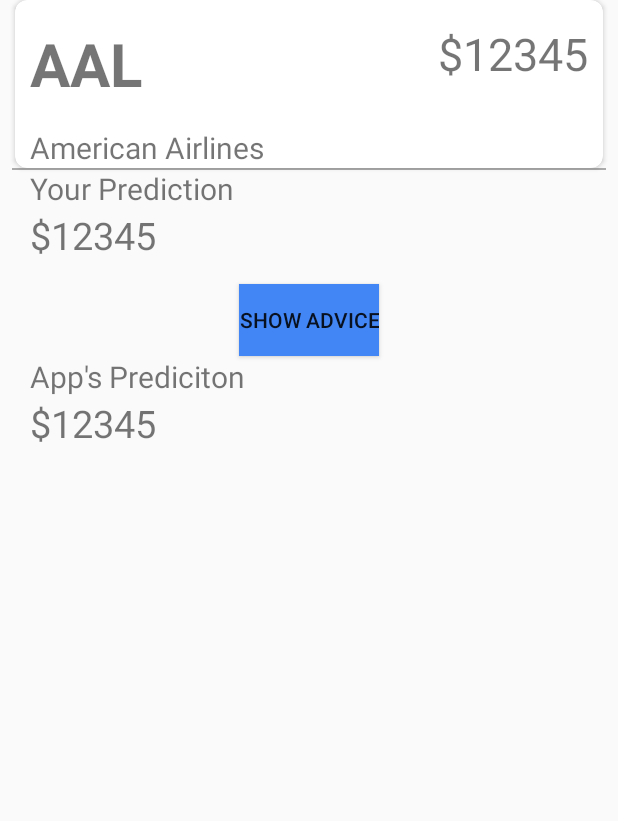
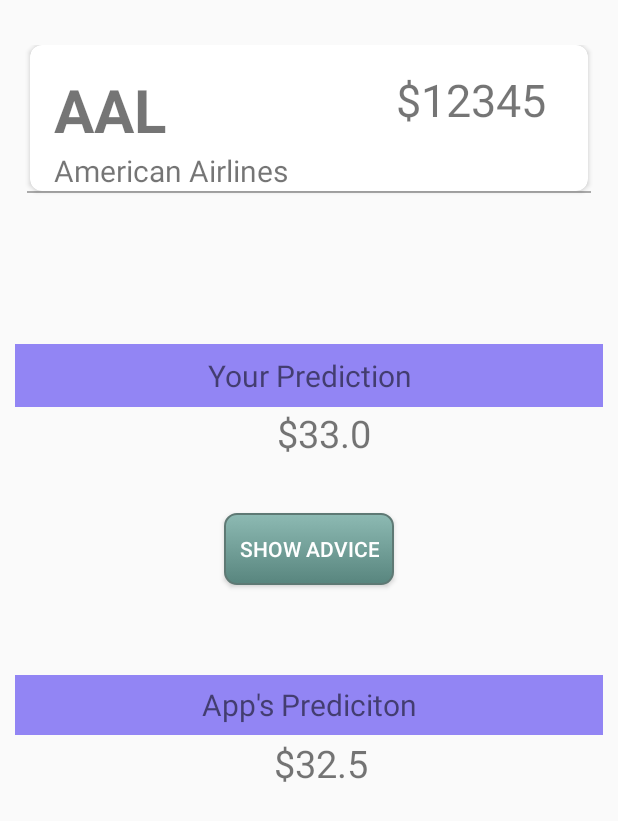
Before and after one commit to maiquynhtruong/Senior-Design, an Android app: the layout activity_stock_details.xml on its own in the app's theme, with its tools: preview values and no code run, on a phone screen of 412 x 824 dp. Shown: the top 821 px of the screen. Run offline under Robolectric (Android 15) with nearby library versions, the phone set to English and light mode, and no system bars.

Commit message:
changed UI

```diff
--- /dev/null
+++ b/android-stock-advisor/app/src/main/res/drawable/mybutton.xml
@@ -0,0 +1,24 @@
+<?xml version="1.0" encoding="utf-8"?>
+<selector xmlns:android="http://schemas.android.com/apk/res/android" >
+    <item android:state_pressed="true" >
+        <shape android:shape="rectangle"  >
+            <corners android:radius="8dip" />
+            <stroke android:width="1dip" android:color="#5e7974" />
+            <gradient android:angle="-90" android:startColor="#345953" android:endColor="#689a92"  />
+        </shape>
+    </item>
+    <item android:state_focused="true">
+        <shape android:shape="rectangle"  >
+            <corners android:radius="8dip" />
+            <stroke android:width="1dip" android:color="#5e7974" />
+            <solid android:color="#58857e"/>
+        </shape>
+    </item>
+    <item >
+        <shape android:shape="rectangle"  >
+            <corners android:radius="8dip" />
+            <stroke android:width="1dip" android:color="#5e7974" />
+            <gradient android:angle="-90" android:startColor="#8dbab3" android:endColor="#58857e" />
+        </shape>
+    </item>
+</selector>
--- a/android-stock-advisor/app/src/main/res/layout/activity_stock_details.xml
+++ b/android-stock-advisor/app/src/main/res/layout/activity_stock_details.xml
@@ -3,12 +3,16 @@
     android:layout_width="match_parent"
     android:layout_height="match_parent"
     xmlns:app="http://schemas.android.com/apk/res-auto"
-    xmlns:tools="http://schemas.android.com/tools">
+    xmlns:tools="http://schemas.android.com/tools"
+    android:layout_marginTop="30dp"
+    android:layout_marginLeft="10dp"
+    android:layout_marginRight="10dp">
 
     <include
         android:id="@+id/stock_card"
         layout="@layout/stock_card"
-        />
+        tools:layout_editor_absoluteX="11dp"
+        tools:layout_editor_absoluteY="29dp" />
 
     <View
         android:id="@+id/view"
@@ -20,22 +24,28 @@
         app:layout_constraintEnd_toEndOf="parent"
         app:layout_constraintStart_toStartOf="parent"
         app:layout_constraintTop_toBottomOf="@+id/stock_card"
-        tools:layout_editor_absoluteX="0dp" />
+        tools:layout_editor_absoluteX="0dp"
+        />
+
     <TextView
         android:id="@+id/user_prediction_text"
         android:layout_width="match_parent"
-        android:layout_height="wrap_content"
+        android:layout_height="42dp"
+        android:layout_marginTop="102dp"
+        android:background="@color/google_blue"
+        android:text="Your Prediction"
+        android:textSize="20sp"
         app:layout_constraintTop_toBottomOf="@id/stock_card"
-        android:textSize="20sp"
-        android:text="Your Prediction"
-        android:layout_marginStart="20dp"/>
+        tools:layout_editor_absoluteX="0dp"
+        android:gravity="center" />
 
     <TextView
         android:id="@+id/user_prediction"
         android:layout_width="match_parent"
         android:layout_height="wrap_content"
-        android:text="$12345"
+        android:text="$33.0"
         android:textSize="25sp"
+        android:gravity="center"
         android:layout_marginStart="20dp"
         app:layout_constraintTop_toBottomOf="@id/user_prediction_text"/>
 
@@ -43,32 +53,37 @@
         android:id="@+id/show_advice_btn"
         android:layout_width="wrap_content"
         android:layout_height="wrap_content"
-        android:background="@color/google_blue"
+        android:layout_marginTop="36dp"
+        android:background="@drawable/mybutton"
+        android:padding="10dp"
         android:text="SHOW ADVICE"
-        android:layout_marginTop="15dp"
-        app:layout_constraintTop_toBottomOf="@id/user_prediction"
+        android:textColor="#ffffff"
+        app:layout_constraintEnd_toEndOf="parent"
+        app:layout_constraintHorizontal_bias="0.501"
         app:layout_constraintStart_toStartOf="parent"
-        app:layout_constraintEnd_toEndOf="parent"
-        />
+        app:layout_constraintTop_toBottomOf="@id/user_prediction" />
 
     <TextView
         android:id="@+id/app_prediction_text"
         android:layout_width="match_parent"
-        android:layout_height="wrap_content"
+        android:layout_height="40dp"
+        android:layout_marginTop="60dp"
+        android:background="@color/google_blue"
+        android:text="App's Prediciton"
+        android:textSize="20sp"
+        app:layout_constraintStart_toStartOf="parent"
         app:layout_constraintTop_toBottomOf="@id/show_advice_btn"
-        app:layout_constraintStart_toStartOf="parent"
-        android:textSize="20sp"
-        android:layout_marginStart="20dp"
-        android:text="App's Prediciton" />
+        android:gravity="center" />
 
     <TextView
         android:id="@+id/app_prediction"
         android:layout_width="match_parent"
-        android:layout_height="wrap_content"
+        android:layout_height="37dp"
+        android:layout_marginStart="16dp"
+        android:text="$32.5"
+        android:textSize="25sp"
+        app:layout_constraintStart_toStartOf="parent"
         app:layout_constraintTop_toBottomOf="@id/app_prediction_text"
-        android:text="$12345"
-        android:textSize="25sp"
-        android:layout_marginStart="20dp"
-        />
+        android:gravity="center" />
 
 </android.support.constraint.ConstraintLayout>
--- a/android-stock-advisor/app/src/main/res/layout/stock_card.xml
+++ b/android-stock-advisor/app/src/main/res/layout/stock_card.xml
@@ -12,8 +12,7 @@
     android:elevation="4dp"
     >
 
-    <android.support.constraint.ConstraintLayout
-        xmlns:android="http://schemas.android.com/apk/res/android"
+    <android.support.constraint.ConstraintLayout xmlns:android="http://schemas.android.com/apk/res/android"
         android:layout_width="match_parent"
         android:layout_height="match_parent">
 
@@ -22,38 +21,33 @@
             android:id="@+id/ticker_symbol"
             android:layout_width="wrap_content"
             android:layout_height="wrap_content"
-            app:layout_constraintTop_toTopOf="parent"
-            app:layout_constraintStart_toStartOf="parent"
-            android:layout_marginStart="10dp"
-            android:layout_marginEnd="10dp"
-            android:layout_marginTop="15dp"
-            android:layout_marginBottom="15dp"
+            android:layout_marginStart="16dp"
+            android:layout_marginTop="16dp"
+            android:text="AAL"
             android:textSize="40sp"
             android:textStyle="bold"
-            android:text="AAL"/>
+            app:layout_constraintStart_toStartOf="parent"
+            app:layout_constraintTop_toTopOf="parent" />
+
         <TextView
             android:id="@+id/stock_name"
             android:layout_width="wrap_content"
             android:layout_height="wrap_content"
-            app:layout_constraintTop_toBottomOf="@id/ticker_symbol"
+            android:layout_marginStart="16dp"
+            android:text="American Airlines"
+            android:textSize="20sp"
             app:layout_constraintStart_toStartOf="parent"
-            android:layout_marginStart="10dp"
-            android:layout_marginEnd="10dp"
-            android:layout_marginTop="15dp"
-            android:layout_marginBottom="15dp"
-            android:textSize="20sp"
-            android:text="American Airlines"/>
+            app:layout_constraintTop_toBottomOf="@id/ticker_symbol" />
+
         <TextView
             android:id="@+id/stock_price"
             android:layout_width="wrap_content"
             android:layout_height="wrap_content"
+            android:layout_marginTop="16dp"
+            android:layout_marginRight="28dp"
+            android:text="$12345"
+            android:textSize="30sp"
             app:layout_constraintRight_toRightOf="parent"
-            app:layout_constraintTop_toTopOf="parent"
-            android:layout_marginStart="10dp"
-            android:layout_marginEnd="10dp"
-            android:layout_marginTop="15dp"
-            android:layout_marginBottom="15dp"
-            android:textSize="30sp"
-            android:text="$12345"/>
+            app:layout_constraintTop_toTopOf="parent" />
     </android.support.constraint.ConstraintLayout>
 </android.support.v7.widget.CardView>
--- a/android-stock-advisor/app/src/main/res/values/colors.xml
+++ b/android-stock-advisor/app/src/main/res/values/colors.xml
@@ -6,7 +6,7 @@
 
 
     <!-- Google Logo Color -->
-    <color name="google_blue">#4285F4</color>
+    <color name="google_blue">#9285F4</color>
     <color name="google_green">#34A853</color>
     <color name="google_yellow">#FBBC05</color>
     <color name="google_red">#EA4335</color>
```
